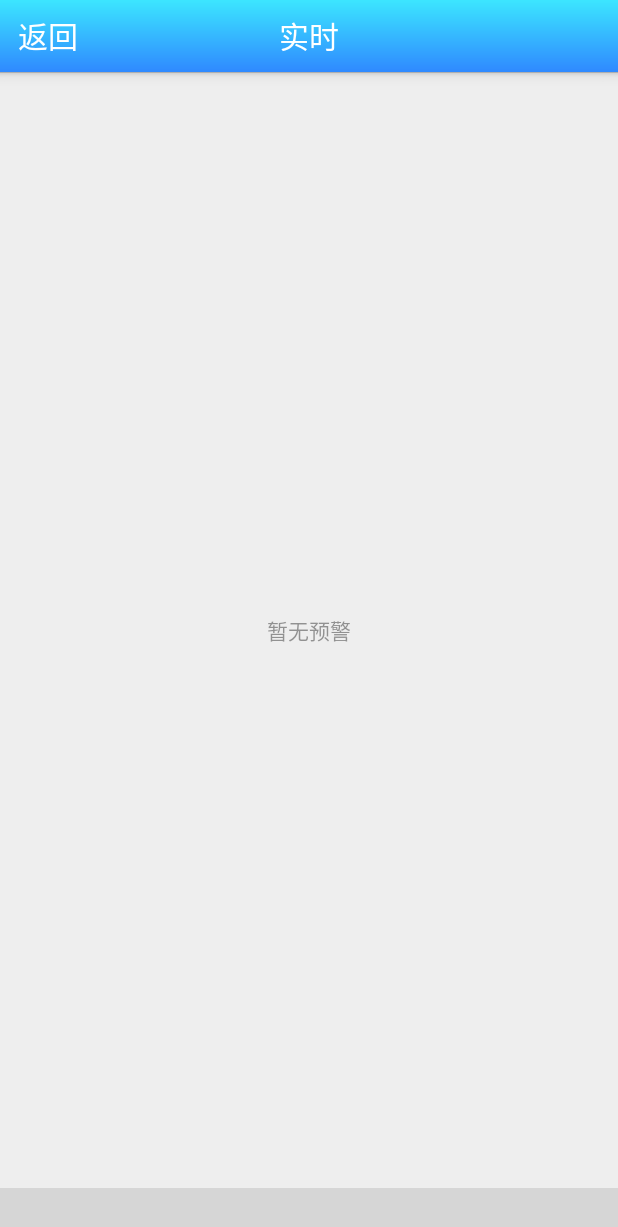
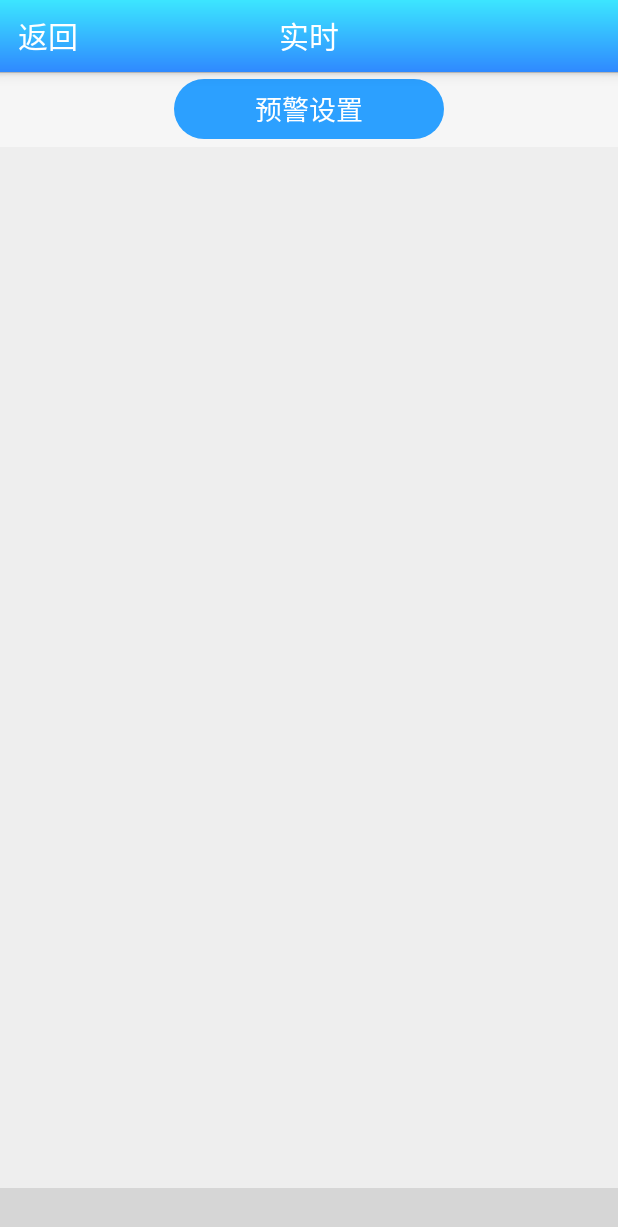
Before and after one commit to yu-yang-halo/FishFarming, an Android app: the fragment AlertFragment placed in its activity, on a phone screen of 412 x 824 dp. Shown: the top 1227 px of the screen. Run offline under Robolectric (Android 15) with nearby library versions, the phone set to English and light mode, and no system bars; our stand-ins replace ButterKnife; libraries missing offline, so code that uses them is left out: com.baidu.location, com.baidu.mapapi, com.baoyz.widget, com.flyco.tablayout, com.kaopiz.kprogresshud and 1 more; plain views replace CommonTabLayout; 8 statements that could not run were skipped; grey boxes are pictures that could not be loaded.

Commit message:
ui layout change

```diff
--- a/mobile/src/main/res/layout/adapter_expand_control_group.xml
+++ b/mobile/src/main/res/layout/adapter_expand_control_group.xml
@@ -14,9 +14,7 @@
             android:id="@+id/titleView"
             android:layout_marginLeft="35dp"
             android:textSize="@dimen/font_size_medium"
-            android:gravity="left|center"
-            android:layout_toLeftOf="@+id/textView16"
-            android:layout_toStartOf="@+id/textView16" />
+            android:gravity="left|center" />
 
         <TextView
             android:text=""
--- a/mobile/src/main/res/layout/adapter_expand_realdata_group.xml
+++ b/mobile/src/main/res/layout/adapter_expand_realdata_group.xml
@@ -14,9 +14,7 @@
             android:id="@+id/titleView"
             android:layout_marginLeft="35dp"
             android:textSize="@dimen/font_size_medium"
-            android:gravity="left|center"
-            android:layout_toLeftOf="@+id/textView16"
-            android:layout_toStartOf="@+id/textView16" />
+            android:gravity="left|center" />
 
         <TextView
             android:text=""
--- a/mobile/src/main/res/layout/fr_alert.xml
+++ b/mobile/src/main/res/layout/fr_alert.xml
@@ -1,9 +1,25 @@
 <?xml version="1.0" encoding="utf-8"?>
-<RelativeLayout xmlns:android="http://schemas.android.com/apk/res/android"
+<LinearLayout xmlns:android="http://schemas.android.com/apk/res/android"
     android:orientation="vertical" android:layout_width="match_parent"
     android:layout_height="match_parent">
 
+    <RelativeLayout
+        android:layout_width="match_parent"
+        android:layout_height="50dp"
+        android:background="#80ffffff">
+        <Button
+            android:layout_width="180dp"
+            android:layout_height="40dp"
+            android:text="预警设置"
+            android:background="@drawable/button_default_selector"
+            android:textColor="#fff"
+            android:layout_centerVertical="true"
+            android:layout_centerHorizontal="true" />
+
+    </RelativeLayout>
+
     <ListView
+        android:layout_marginTop="10dp"
         android:id="@+id/alertListView"
         android:layout_width="match_parent"
         android:layout_height="match_parent">
@@ -17,4 +33,4 @@
         android:gravity="center"
         android:textColor="@color/colorGray"
         android:id="@+id/textView13" />
-</RelativeLayout>
+</LinearLayout>
```
Also changed, not shown: mobile/src/main/res/layout/fr_control.xml (+13 -0 lines).
